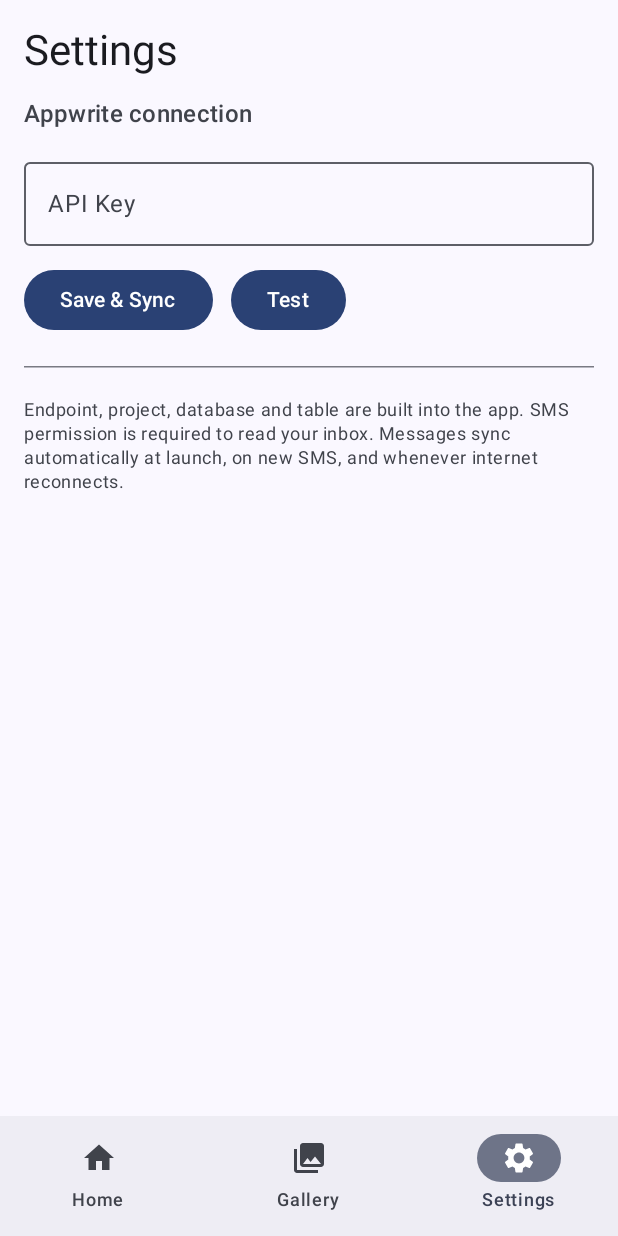
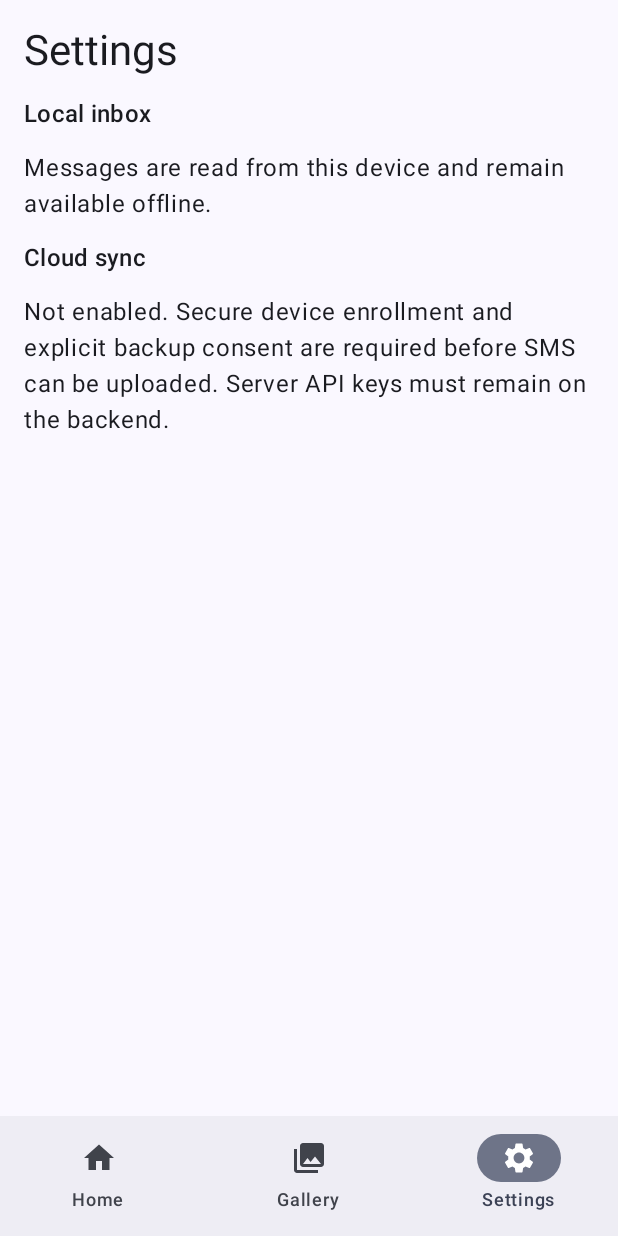
Before and after one commit to billalhossainjoy/atom, an Android app built with Jetpack Compose: the SettingsScreen screen opened through its navigation route, on a phone screen of 412 x 824 dp. Run offline under Robolectric (Android 15) with nearby library versions, the phone set to English and light mode, and no system bars; our stand-ins replace navigation suite; pictures from the network do not load.

Commit message:
fix: make cloud enrollment requirement visible

```diff
--- a/app/src/main/java/com/billal/datom/SettingsScreen.kt
+++ b/app/src/main/java/com/billal/datom/SettingsScreen.kt
@@ -2,162 +2,24 @@ package com.billal.datom
 
 import androidx.compose.foundation.layout.Arrangement
 import androidx.compose.foundation.layout.Column
-import androidx.compose.foundation.layout.Row
 import androidx.compose.foundation.layout.fillMaxSize
-import androidx.compose.foundation.layout.fillMaxWidth
 import androidx.compose.foundation.layout.padding
-import androidx.compose.foundation.rememberScrollState
-import androidx.compose.foundation.verticalScroll
-import androidx.compose.material3.Button
-import androidx.compose.material3.CircularProgressIndicator
-import androidx.compose.material3.HorizontalDivider
 import androidx.compose.material3.MaterialTheme
-import androidx.compose.material3.OutlinedTextField
 import androidx.compose.material3.Text
 import androidx.compose.runtime.Composable
-import androidx.compose.runtime.LaunchedEffect
-import androidx.compose.runtime.getValue
-import androidx.compose.runtime.mutableStateOf
-import androidx.compose.runtime.remember
-import androidx.compose.runtime.rememberCoroutineScope
-import androidx.compose.runtime.setValue
-import androidx.compose.ui.Alignment
 import androidx.compose.ui.Modifier
-import androidx.compose.ui.platform.LocalContext
-import androidx.compose.ui.text.input.PasswordVisualTransformation
 import androidx.compose.ui.unit.dp
-import com.billal.datom.appwrite.AppwriteConfig
-import com.billal.datom.appwrite.AppwriteSync
-import com.billal.datom.appwrite.isOnline
-import kotlinx.coroutines.launch
 
 @Composable
 fun SettingsScreen(modifier: Modifier = Modifier) {
-    val context = LocalContext.current
-    val scope = rememberCoroutineScope()
-
-    var apiKey by remember { mutableStateOf("") }
-    var status by remember { mutableStateOf<String?>(null) }
-    var statusIsError by remember { mutableStateOf(false) }
-    var busy by remember { mutableStateOf(false) }
-
-    LaunchedEffect(Unit) {
-        AppwriteConfig.load(context)
-        apiKey = AppwriteConfig.apiKey
-    }
-
     Column(
-        modifier = modifier
-            .fillMaxSize()
-            .verticalScroll(rememberScrollState())
-            .padding(16.dp),
+        modifier = modifier.fillMaxSize().padding(16.dp),
         verticalArrangement = Arrangement.spacedBy(12.dp)
     ) {
         Text("Settings", style = MaterialTheme.typography.headlineMedium)
-        Text(
-            "Appwrite connection",
-            style = MaterialTheme.typography.titleMedium,
-            color = MaterialTheme.colorScheme.onSurfaceVariant
-        )
-
-        OutlinedTextField(
-            value = apiKey,
-            onValueChange = { apiKey = it },
-            label = { Text("API Key") },
-            singleLine = true,
-            visualTransformation = PasswordVisualTransformation(),
-            modifier = Modifier.fillMaxWidth()
-        )
-
-        status?.let {
-            Text(
-                it,
-                color = if (statusIsError) MaterialTheme.colorScheme.error
-                else MaterialTheme.colorScheme.primary
-            )
-        }
-
-        Row(horizontalArrangement = Arrangement.spacedBy(12.dp)) {
-            Button(
-                onClick = {
-                    if (apiKey.isBlank()) {
-                        status = "API key is required"
-                        statusIsError = true
-                        return@Button
-                    }
-                    AppwriteConfig.saveApiKey(context, apiKey)
-                    status = "Saved"
-                    statusIsError = false
-                    if (isOnline(context)) {
-                        busy = true
-                        scope.launch {
-                            val ok = AppwriteSync.testConnection(context)
-                            busy = false
-                            if (ok) {
-                                status = "Connected — syncing…"
-                                AppwriteSync.syncAll(context)
-                                status = "Synced"
-                                statusIsError = false
-                            } else {
-                                status = "Saved, but connection test failed"
-                                statusIsError = true
-                            }
-                        }
-                    } else {
-                        status = "Saved. No internet — will sync when online."
-                        statusIsError = false
-                    }
-                },
-                enabled = !busy
-            ) { Text("Save & Sync") }
-
-            Button(
-                onClick = {
-                    if (!AppwriteConfig.isConfigured()) {
-                        status = "Save your API key first"
-                        statusIsError = true
-                        return@Button
-                    }
-                    if (!isOnline(context)) {
-                        status = "No internet connection"
-                        statusIsError = true
-                        return@Button
-                    }
-                    busy = true
-                    status = "Testing connection…"
-                    scope.launch {
-                        val ok = AppwriteSync.testConnection(context)
-                        busy = false
-                        if (ok) {
-                            status = "Connected — syncing…"
-                            AppwriteSync.syncAll(context)
-                            status = "Connected and synced"
-                            statusIsError = false
-                        } else {
-                            status = "Connection failed — check the API key"
-                            statusIsError = true
-                        }
-                    }
-                },
-                enabled = !busy
-            ) { Text("Test") }
-        }
-
-        if (busy) {
-            Row(verticalAlignment = Alignment.CenterVertically) {
-                CircularProgressIndicator(modifier = Modifier.padding(end = 8.dp))
-                Text("Working…")
-            }
-        }
-
-        HorizontalDivider(modifier = Modifier.padding(vertical = 8.dp))
-        Text(
-            "Endpoint, project, database and table are built into the app. " +
-                "SMS permission is required to read your inbox. " +
-                "Messages sync automatically at launch, on new SMS, " +
-                "and whenever internet reconnects.",
-            style = MaterialTheme.typography.bodySmall,
-            color = MaterialTheme.colorScheme.onSurfaceVariant
-        )
+        Text("Local inbox", style = MaterialTheme.typography.titleMedium)
+        Text("Messages are read from this device and remain available offline.")
+        Text("Cloud sync", style = MaterialTheme.typography.titleMedium)
+        Text("Not enabled. Secure device enrollment and explicit backup consent are required before SMS can be uploaded. Server API keys must remain on the backend.")
     }
 }
```
